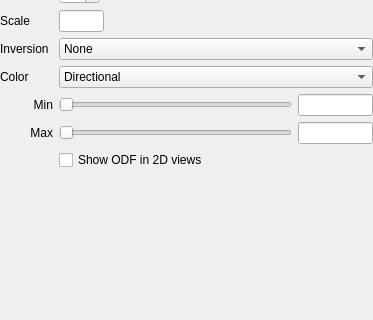
This is freeview/PanelODF.ui in freesurfer/freesurfer as Qt 5 draws it before an edit; both pictures show x 0 to 373 and y 126 to 446 of the 373 by 529 pixel window. The edited form follows.
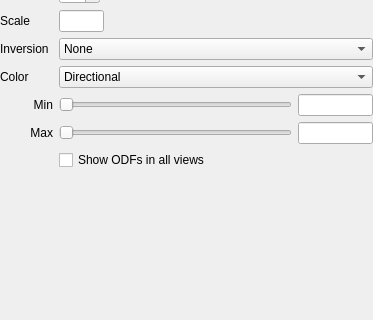
This is the edited form.

Commit message: Option to only build/show ODFs in the main view

```diff
--- a/freeview/PanelODF.ui
+++ b/freeview/PanelODF.ui
@@ -346,7 +346,7 @@
       <item row="10" column="1">
        <widget class="QCheckBox" name="checkBoxShowIn2D">
         <property name="text">
-         <string>Show ODF in 2D views</string>
+         <string>Show ODFs in all views</string>
         </property>
        </widget>
       </item>
```
Left out of the diff: 2 changed lines with no effect on the pictures. The commit also changes 7 other files.
